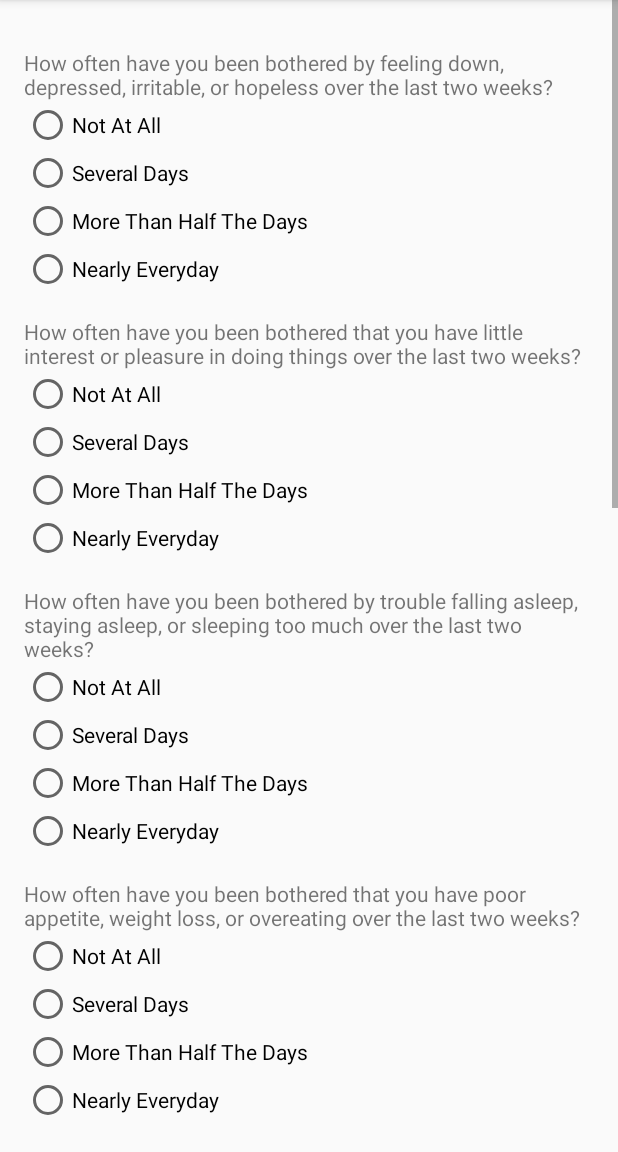
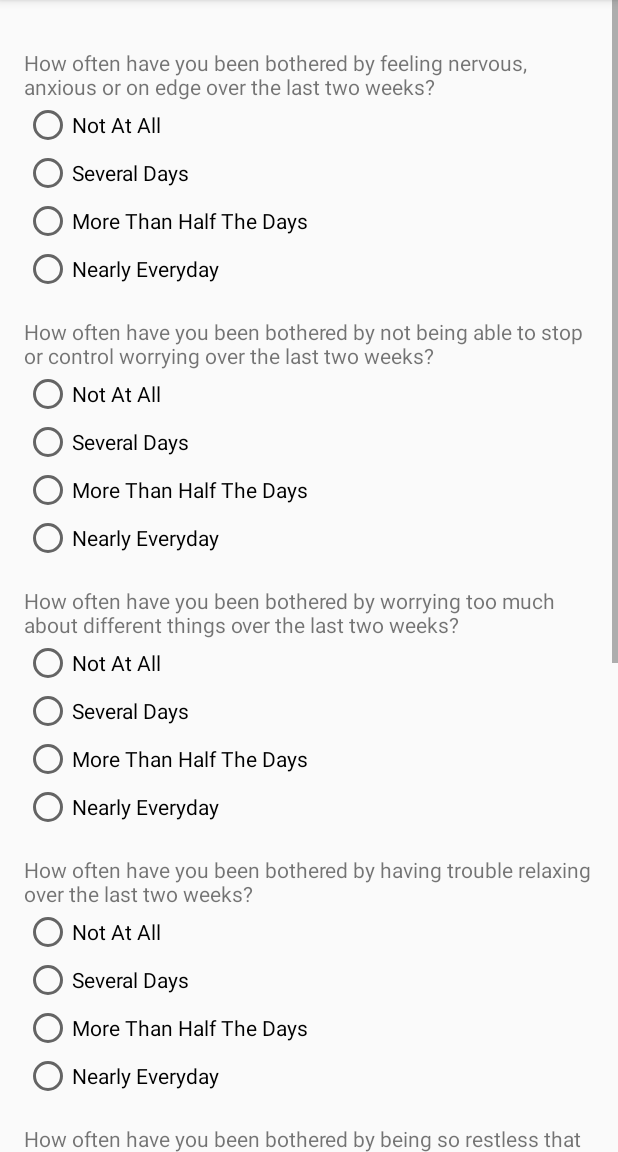
Before and after one commit to famishedrover/hackui, an Android app: the Depression_TestActivity screen opened directly, with no data from a screen before it, on a phone screen of 412 x 824 dp, the part 84-1236 px from its top. Run offline under Robolectric (Android 15) with nearby library versions, the phone set to English and light mode, and no system bars.

Commit message:
second commit

```diff
--- a/app/src/main/java/com/example/android/wildcards/Depression_TestActivity.java
+++ b/app/src/main/java/com/example/android/wildcards/Depression_TestActivity.java
@@ -1,15 +1,25 @@
 package com.example.android.wildcards;
 
+import android.content.Intent;
 import android.os.AsyncTask;
 import android.support.v7.app.AppCompatActivity;
 import android.os.Bundle;
 import android.util.Log;
+import android.view.View;
+import android.widget.Button;
+import android.widget.RadioButton;
+import android.widget.RadioGroup;
+
+import org.json.JSONException;
+import org.json.JSONObject;
 
 import java.io.DataOutputStream;
 import java.io.InputStream;
 import java.io.InputStreamReader;
 import java.net.HttpURLConnection;
 import java.net.URL;
+
+import static android.R.attr.y;
 
 public class Depression_TestActivity extends AppCompatActivity {
 
@@ -18,7 +28,46 @@ public class Depression_TestActivity extends AppCompatActivity {
         super.onCreate(savedInstanceState);
         setContentView(R.layout.activity_depression__test);
 
+        final RadioGroup rg1=(RadioGroup)findViewById(R.id.rg1);
+        final RadioGroup rg2=(RadioGroup)findViewById(R.id.rg2);
+        final RadioGroup rg3=(RadioGroup)findViewById(R.id.rg3);
+        final RadioGroup rg4=(RadioGroup)findViewById(R.id.rg4);
+        final RadioGroup rg5=(RadioGroup)findViewById(R.id.rg5);
+        final RadioGroup rg6=(RadioGroup)findViewById(R.id.rg6);
+        final RadioGroup rg7=(RadioGroup)findViewById(R.id.rg7);
+        Button dep_button=(Button)findViewById(R.id.dep_button);
 
+        dep_button.setOnClickListener(new View.OnClickListener() {
+            @Override
+            public void onClick(View view) {
+                JSONObject jObj = new JSONObject();
+                int length = ((RadioButton)findViewById(rg1.getCheckedRadioButtonId())).toString().length();
+                String selectedText1 = ((RadioButton)findViewById(rg1.getCheckedRadioButtonId())).toString();
+                String selectedText2 = ((RadioButton)findViewById(rg2.getCheckedRadioButtonId())).toString();
+                String selectedText3 = ((RadioButton)findViewById(rg3.getCheckedRadioButtonId())).toString();
+                String selectedText4 = ((RadioButton)findViewById(rg4.getCheckedRadioButtonId())).toString();
+                String selectedText5 = ((RadioButton)findViewById(rg5.getCheckedRadioButtonId())).toString();
+                String selectedText6 = ((RadioButton)findViewById(rg6.getCheckedRadioButtonId())).toString();
+                String selectedText7 = ((RadioButton)findViewById(rg7.getCheckedRadioButtonId())).toString();
+                try {
+
+                    jObj.put("1", selectedText1.charAt(length-1));
+                    jObj.put("2",  selectedText2.charAt(length-1));
+                    jObj.put("3",  selectedText3.charAt(length-1));
+                    jObj.put("4",  selectedText4.charAt(length-1));
+                    jObj.put("5",  selectedText5.charAt(length-1));
+                    jObj.put("6",  selectedText6.charAt(length-1));
+                    jObj.put("7",  selectedText7.charAt(length-1));
+
+                    new Depression_TestActivity.SendDeviceDetails().execute("http://52.88.194.67:8080/IOTProjectServer/registerDevice", jObj.toString());
+                } catch (JSONException e) {
+                    e.printStackTrace();
+                }
+
+                Intent i=new Intent(Depression_TestActivity.this,Schedule_TestActivity.class);
+                startActivity(i);
+            }
+        });
     }
 
     private class SendDeviceDetails extends AsyncTask<String, Void, String> {
--- a/app/src/main/java/com/example/android/wildcards/MainActivity.java
+++ b/app/src/main/java/com/example/android/wildcards/MainActivity.java
@@ -47,7 +47,7 @@ public class MainActivity extends AppCompatActivity
         check.setOnClickListener(new View.OnClickListener() {
             @Override
             public void onClick(View view) {
-                Intent i=new Intent(MainActivity.this,Schedule_TestActivity.class);
+                Intent i=new Intent(MainActivity.this,Depression_TestActivity.class);
                 startActivity(i);
             }
         });
--- a/app/src/main/res/layout/activity_depression__test.xml
+++ b/app/src/main/res/layout/activity_depression__test.xml
@@ -19,243 +19,231 @@
         android:layout_height="wrap_content"
         android:id="@+id/dep_text1"
         android:paddingTop="16dp"
-        android:text="How often have you been bothered by feeling down, depressed, irritable, or hopeless over the last two weeks?"/>
+        android:text="How often have you been bothered by feeling nervous, anxious or on edge over the last two weeks?"/>
+    <RadioGroup
+        android:layout_width="match_parent"
+        android:layout_height="wrap_content"
+        android:id="@+id/rg1">
+    <RadioButton
+            android:layout_width="match_parent"
+            android:layout_height="wrap_content"
+            android:id="@+id/text1_radio0"
+            android:text="Not At All"/>
         <RadioButton
             android:layout_width="match_parent"
             android:layout_height="wrap_content"
             android:id="@+id/text1_radio1"
-            android:text="Not At All"/>
+            android:text="Several Days"/>
         <RadioButton
             android:layout_width="match_parent"
             android:layout_height="wrap_content"
             android:id="@+id/text1_radio2"
-            android:text="Several Days"/>
+            android:text="More Than Half The Days"/>
         <RadioButton
             android:layout_width="match_parent"
             android:layout_height="wrap_content"
             android:id="@+id/text1_radio3"
-            android:text="More Than Half The Days"/>
-        <RadioButton
-            android:layout_width="match_parent"
-            android:layout_height="wrap_content"
-            android:id="@+id/text1_radio4"
             android:text="Nearly Everyday"/>
+    </RadioGroup>
 
     <TextView
         android:layout_width="match_parent"
         android:layout_height="wrap_content"
         android:id="@+id/dep_text2"
         android:paddingTop="16dp"
-        android:text="How often have you been bothered that you have little interest or pleasure in doing things over the last two weeks?"/>
+        android:text="How often have you been bothered by not being able to stop or control worrying over the last two weeks?"/>
+    <RadioGroup
+        android:layout_width="match_parent"
+        android:layout_height="wrap_content"
+        android:id="@+id/rg2">
+    <RadioButton
+        android:layout_width="match_parent"
+        android:layout_height="wrap_content"
+        android:id="@+id/text2_radio0"
+        android:text="Not At All"/>
     <RadioButton
         android:layout_width="match_parent"
         android:layout_height="wrap_content"
         android:id="@+id/text2_radio1"
-        android:text="Not At All"/>
+        android:text="Several Days"/>
     <RadioButton
         android:layout_width="match_parent"
         android:layout_height="wrap_content"
         android:id="@+id/text2_radio2"
-        android:text="Several Days"/>
+        android:text="More Than Half The Days"/>
     <RadioButton
         android:layout_width="match_parent"
         android:layout_height="wrap_content"
         android:id="@+id/text2_radio3"
-        android:text="More Than Half The Days"/>
-    <RadioButton
-        android:layout_width="match_parent"
-        android:layout_height="wrap_content"
-        android:id="@+id/text2_radio4"
         android:text="Nearly Everyday"/>
+    </RadioGroup>
 
     <TextView
         android:layout_width="match_parent"
         android:layout_height="wrap_content"
         android:id="@+id/dep_text3"
         android:paddingTop="16dp"
-        android:text="How often have you been bothered by trouble falling asleep, staying asleep, or sleeping too much over the last two weeks?"/>
+        android:text="How often have you been bothered by worrying too much about different things over the last two weeks?"/>
+    <RadioGroup
+        android:layout_width="match_parent"
+        android:layout_height="wrap_content"
+        android:id="@+id/rg3">
+    <RadioButton
+        android:layout_width="match_parent"
+        android:layout_height="wrap_content"
+        android:id="@+id/text3_radio0"
+        android:text="Not At All"/>
     <RadioButton
         android:layout_width="match_parent"
         android:layout_height="wrap_content"
         android:id="@+id/text3_radio1"
-        android:text="Not At All"/>
+        android:text="Several Days"/>
     <RadioButton
         android:layout_width="match_parent"
         android:layout_height="wrap_content"
         android:id="@+id/text3_radio2"
-        android:text="Several Days"/>
+        android:text="More Than Half The Days"/>
     <RadioButton
         android:layout_width="match_parent"
         android:layout_height="wrap_content"
         android:id="@+id/text3_radio3"
-        android:text="More Than Half The Days"/>
-    <RadioButton
-        android:layout_width="match_parent"
-        android:layout_height="wrap_content"
-        android:id="@+id/text3_radio4"
         android:text="Nearly Everyday"/>
+    </RadioGroup>
 
     <TextView
         android:layout_width="match_parent"
         android:layout_height="wrap_content"
         android:id="@+id/dep_text4"
         android:paddingTop="16dp"
-        android:text="How often have you been bothered that you have poor appetite, weight loss, or overeating over the last two weeks?"/>
+        android:text="How often have you been bothered by having trouble relaxing over the last two weeks?"/>
+    <RadioGroup
+        android:layout_width="match_parent"
+        android:layout_height="wrap_content"
+        android:id="@+id/rg4">
+    <RadioButton
+        android:layout_width="match_parent"
+        android:layout_height="wrap_content"
+        android:id="@+id/text4_radio0"
+        android:text="Not At All"/>
     <RadioButton
         android:layout_width="match_parent"
         android:layout_height="wrap_content"
         android:id="@+id/text4_radio1"
-        android:text="Not At All"/>
+        android:text="Several Days"/>
     <RadioButton
         android:layout_width="match_parent"
         android:layout_height="wrap_content"
         android:id="@+id/text4_radio2"
-        android:text="Several Days"/>
+        android:text="More Than Half The Days"/>
     <RadioButton
         android:layout_width="match_parent"
         android:layout_height="wrap_content"
         android:id="@+id/text4_radio3"
-        android:text="More Than Half The Days"/>
-    <RadioButton
-        android:layout_width="match_parent"
-        android:layout_height="wrap_content"
-        android:id="@+id/text4_radio4"
         android:text="Nearly Everyday"/>
+    </RadioGroup>
 
     <TextView
         android:layout_width="match_parent"
         android:layout_height="wrap_content"
         android:id="@+id/dep_text5"
         android:paddingTop="16dp"
-        android:text="How often have you been bothered by feeling tired, or having little energy over the last two weeks?"/>
+        android:text="How often have you been bothered by being so restless that it is hard to sit still over the last two weeks?"/>
+    <RadioGroup
+        android:layout_width="match_parent"
+        android:layout_height="wrap_content"
+        android:id="@+id/rg5">
+    <RadioButton
+        android:layout_width="match_parent"
+        android:layout_height="wrap_content"
+        android:id="@+id/text5_radio0"
+        android:text="Not At All"/>
     <RadioButton
         android:layout_width="match_parent"
         android:layout_height="wrap_content"
         android:id="@+id/text5_radio1"
-        android:text="Not At All"/>
+        android:text="Several Days"/>
     <RadioButton
         android:layout_width="match_parent"
         android:layout_height="wrap_content"
         android:id="@+id/text5_radio2"
-        android:text="Several Days"/>
+        android:text="More Than Half The Days"/>
     <RadioButton
         android:layout_width="match_parent"
         android:layout_height="wrap_content"
         android:id="@+id/text5_radio3"
-        android:text="More Than Half The Days"/>
-    <RadioButton
-        android:layout_width="match_parent"
-        android:layout_height="wrap_content"
-        android:id="@+id/text5_radio4"
         android:text="Nearly Everyday"/>
+    </RadioGroup>
 
     <TextView
         android:layout_width="match_parent"
         android:layout_height="wrap_content"
         android:id="@+id/dep_text6"
         android:paddingTop="16dp"
-        android:text="How often have you been bothered by feeling bad about yourself – or feeling that you are a failure, or that you have let yourself or your family down over the last two weeks?"/>
+        android:text="How often have you been bothered by becoming easily annoyed or irritable over the last two weeks?"/>
+    <RadioGroup
+        android:layout_width="match_parent"
+        android:layout_height="wrap_content"
+        android:id="@+id/rg6">
+    <RadioButton
+        android:layout_width="match_parent"
+        android:layout_height="wrap_content"
+        android:id="@+id/text6_radio0"
+        android:text="Not At All"/>
     <RadioButton
         android:layout_width="match_parent"
         android:layout_height="wrap_content"
         android:id="@+id/text6_radio1"
-        android:text="Not At All"/>
+        android:text="Several Days"/>
     <RadioButton
         android:layout_width="match_parent"
         android:layout_height="wrap_content"
         android:id="@+id/text6_radio2"
-        android:text="Several Days"/>
+        android:text="More Than Half The Days"/>
     <RadioButton
         android:layout_width="match_parent"
         android:layout_height="wrap_content"
         android:id="@+id/text6_radio3"
-        android:text="More Than Half The Days"/>
-    <RadioButton
-        android:layout_width="match_parent"
-        android:layout_height="wrap_content"
-        android:id="@+id/text6_radio4"
         android:text="Nearly Everyday"/>
+    </RadioGroup>
 
     <TextView
         android:layout_width="match_parent"
         android:layout_height="wrap_content"
         android:id="@+id/dep_text7"
         android:paddingTop="16dp"
-        android:text="How often have you been bothered that you have trouble concentrating on things like school work, reading, or watching TV over the last two weeks?"/>
+        android:text="How often have you been bothered by feeling afraid as if something awful might happen over the last two weeks?"/>
+    <RadioGroup
+        android:layout_width="match_parent"
+        android:layout_height="wrap_content"
+        android:id="@+id/rg7">
+    <RadioButton
+        android:layout_width="match_parent"
+        android:layout_height="wrap_content"
+        android:id="@+id/text7_radio0"
+        android:text="Not At All"/>
     <RadioButton
         android:layout_width="match_parent"
         android:layout_height="wrap_content"
         android:id="@+id/text7_radio1"
-        android:text="Not At All"/>
+        android:text="Several Days"/>
     <RadioButton
         android:layout_width="match_parent"
         android:layout_height="wrap_content"
         android:id="@+id/text7_radio2"
-        android:text="Several Days"/>
+        android:text="More Than Half The Days"/>
     <RadioButton
         android:layout_width="match_parent"
         android:layout_height="wrap_content"
         android:id="@+id/text7_radio3"
-        android:text="More Than Half The Days"/>
-    <RadioButton
-        android:layout_width="match_parent"
+        android:text="Nearly Everyday"/>
+    </RadioGroup>
+
+    <Button
+        android:layout_width="wrap_content"
         android:layout_height="wrap_content"
-        android:id="@+id/text7_radio4"
-        android:text="Nearly Everyday"/>
-
-    <TextView
-        android:layout_width="match_parent"
-        android:layout_height="wrap_content"
-        android:id="@+id/dep_text8"
-        android:paddingTop="16dp"
-        android:text="How often have you been bothered by moving or speaking so slowly that other people could have noticed? Or the opposite – being so fidgety or restless that you were moving around a lot more than usual over the last two weeks?"/>
-    <RadioButton
-        android:layout_width="match_parent"
-        android:layout_height="wrap_content"
-        android:id="@+id/text8_radio1"
-        android:text="Not At All"/>
-    <RadioButton
-        android:layout_width="match_parent"
-        android:layout_height="wrap_content"
-        android:id="@+id/text8_radio2"
-        android:text="Several Days"/>
-    <RadioButton
-        android:layout_width="match_parent"
-        android:layout_height="wrap_content"
-        android:id="@+id/text8_radio3"
-        android:text="More Than Half The Days"/>
-    <RadioButton
-        android:layout_width="match_parent"
-        android:layout_height="wrap_content"
-        android:id="@+id/text8_radio4"
-        android:text="Nearly Everyday"/>
-
-    <TextView
-        android:layout_width="match_parent"
-        android:layout_height="wrap_content"
-        android:id="@+id/dep_text9"
-        android:paddingTop="16dp"
-        android:text="How often have you been bothered by thoughts that you would be better off dead, or of hurting yourself in some way over the last two weeks?"/>
-    <RadioButton
-        android:layout_width="match_parent"
-        android:layout_height="wrap_content"
-        android:id="@+id/text9_radio1"
-        android:text="Not At All"/>
-    <RadioButton
-        android:layout_width="match_parent"
-        android:layout_height="wrap_content"
-        android:id="@+id/text9_radio2"
-        android:text="Several Days"/>
-    <RadioButton
-        android:layout_width="match_parent"
-        android:layout_height="wrap_content"
-        android:id="@+id/text9_radio3"
-        android:text="More Than Half The Days"/>
-    <RadioButton
-        android:layout_width="match_parent"
-        android:layout_height="wrap_content"
-        android:id="@+id/text9_radio4"
-        android:text="Nearly Everyday"/>
+        android:text="Submit"
+        android:id="@+id/dep_button"
+        android:layout_gravity="right"/>
 
 </LinearLayout>
 </ScrollView>
```
